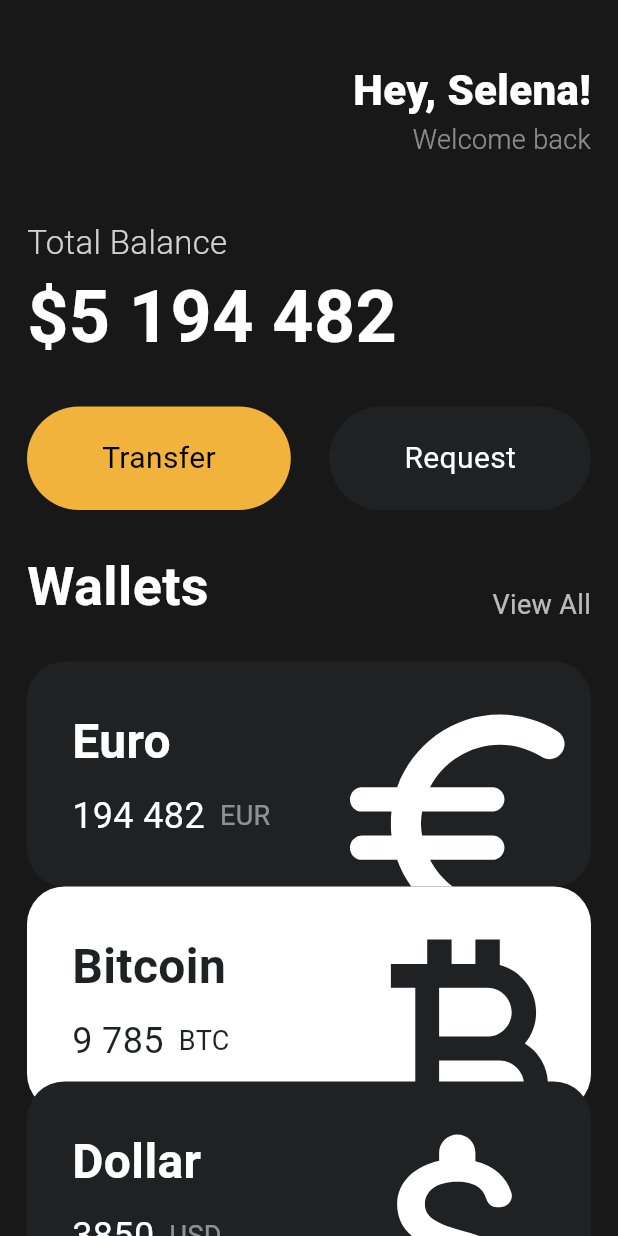
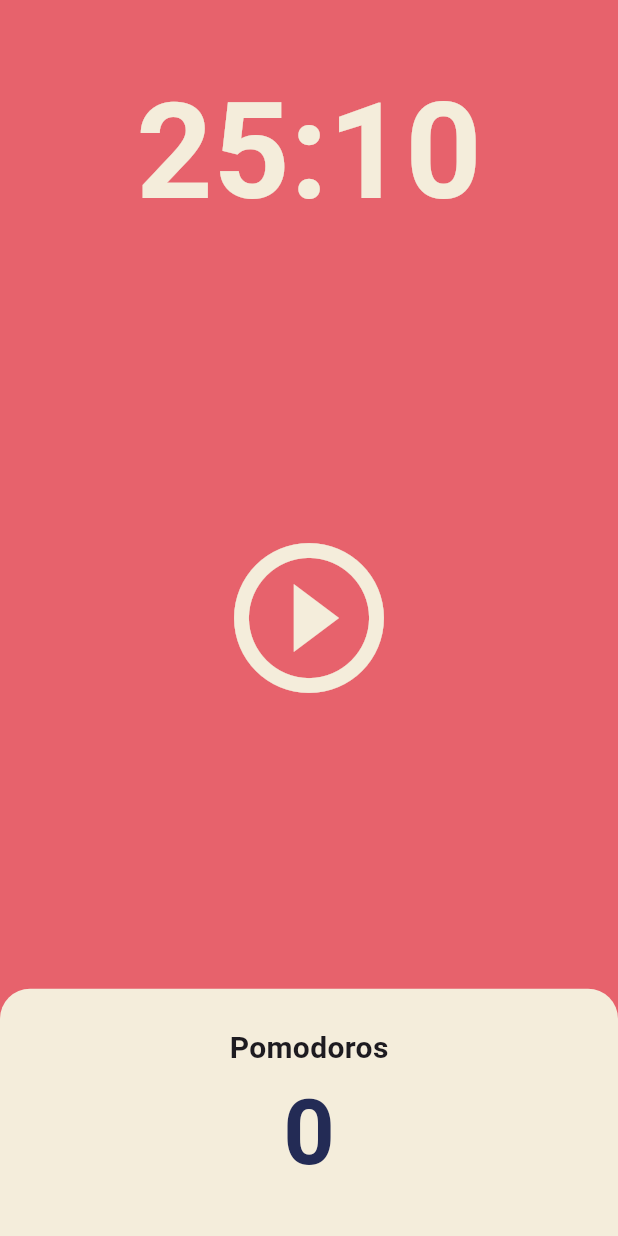
Before and after one commit to chorock-rock/FlutterUiUxLearn, a Flutter app: the screen it shows after launch, on a phone screen of 412 x 824 dp. Run offline on Flutter 3.47's test engine with Material 3 defaults, Android fonts, the phone set to English and light mode, and no system bars.

Commit message:
Pomodoro 앱 완성

```diff
--- a/lib/main.dart
+++ b/lib/main.dart
@@ -1,6 +1,5 @@
 import 'package:flutter/material.dart';
-import 'package:toonflix/widgets/button.dart';
-import 'package:toonflix/widgets/currency_card.dart';
+import 'package:toonflix/screens/home_screen.dart';
 
 void main() {
   runApp(App());
@@ -12,141 +11,16 @@ class App extends StatelessWidget {
   @override
   Widget build(BuildContext context) {
     return MaterialApp(
-      home: Scaffold(
-        backgroundColor: Color(0xFF181818),
-        body: SingleChildScrollView(
-          child: Padding(
-            padding: EdgeInsets.symmetric(
-              horizontal: 18,
-            ),
-            child: Column(
-              crossAxisAlignment: CrossAxisAlignment.start,
-              children: [
-                SizedBox(
-                  height: 40,
-                ), // SizedBox
-                Row(
-                  mainAxisAlignment: MainAxisAlignment.end,
-                  children: [
-                    Column(
-                      crossAxisAlignment: CrossAxisAlignment.end,
-                      children: [
-                        Text(
-                          'Hey, Selena!',
-                          style: TextStyle(
-                            color: Colors.white,
-                            fontSize: 28,
-                            fontWeight: FontWeight.w800,
-                          ),
-                        ),
-                        Text(
-                          'Welcome back',
-                          style: TextStyle(
-                            color: Colors.white.withValues(alpha: 0.5),
-                            fontSize: 18,
-                            fontWeight: FontWeight.w300,
-                          ),
-                        ),
-                      ],
-                    ),
-                  ], // Row Children
-                ), // Row
-                SizedBox(
-                  height: 40,
-                ), // SizedBox
-                Text(
-                  'Total Balance',
-                  style: TextStyle(
-                    color: Colors.white.withValues(alpha: 0.8),
-                    fontSize: 22,
-                    fontWeight: FontWeight.w300,
-                  ),
-                ),
-                SizedBox(
-                  height: 0,
-                ), // SizedBox
-                Text(
-                  '\$5 194 482',
-                  style: TextStyle(
-                    color: Colors.white,
-                    fontSize: 48,
-                    fontWeight: FontWeight.w600,
-                  ),
-                ),
-                SizedBox(
-                  height: 25,
-                ), // SizedBox`
-                Row(
-                  mainAxisAlignment: MainAxisAlignment.spaceBetween,
-                  children: [
-                    Button(
-                      text: 'Transfer',
-                      bgColor: Color(0xFFF1B33B),
-                      textColor: Colors.black,
-                    ),
-                    Button(
-                      text: 'Request',
-                      bgColor: Color(0xFF1F2123),
-                      textColor: Colors.white,
-                    ),
-                  ],
-                ),
-                SizedBox(
-                  height: 25,
-                ), // SizedBox
-                Row(
-                  mainAxisAlignment: MainAxisAlignment.spaceBetween,
-                  crossAxisAlignment: CrossAxisAlignment.end,
-                  children: [
-                    Text(
-                      'Wallets',
-                      style: TextStyle(
-                        color: Colors.white,
-                        fontSize: 36,
-                        fontWeight: FontWeight.w600,
-                      ),
-                    ),
-                    Text(
-                      'View All',
-                      style: TextStyle(
-                        color: Colors.white.withValues(alpha: 0.7),
-                        fontSize: 18,
-                      ),
-                    ),
-                  ],
-                ),
-                SizedBox(
-                  height: 25,
-                ), // SizedBox
-                CurrencyCard(
-                  name: "Euro",
-                  code: "EUR",
-                  amount: "194 482",
-                  icon: Icons.euro_rounded,
-                  isInvested: false,
-                  currentOffset: Offset(0, 0),
-                ),
-                CurrencyCard(
-                  name: "Bitcoin",
-                  code: "BTC",
-                  amount: "9 785",
-                  icon: Icons.currency_bitcoin,
-                  isInvested: true,
-                  currentOffset: Offset(0, 0),
-                ),
-                CurrencyCard(
-                  name: "Dollar",
-                  code: "USD",
-                  amount: "3850",
-                  icon: Icons.attach_money_rounded,
-                  isInvested: false,
-                  currentOffset: Offset(0, -20),
-                ),
-              ],
-            ),
+      theme: ThemeData(
+        scaffoldBackgroundColor: Color(0xffE7626C),
+        textTheme: const TextTheme(
+          headlineLarge: TextStyle(
+            color: Color(0xff232B55),
           ),
         ),
-      ), // Scaffold
-    ); // MaterialApp
+        cardColor: const Color(0xffF4EDDB),
+      ),
+      home: const HomeScreen(),
+    );
   }
 }
--- /dev/null
+++ b/lib/screens/home_screen.dart
@@ -0,0 +1,153 @@
+import 'dart:async';
+
+import 'package:flutter/material.dart';
+
+class HomeScreen extends StatefulWidget {
+  const HomeScreen({super.key});
+  @override
+  State<HomeScreen> createState() => _HomeScreenState();
+}
+
+class _HomeScreenState extends State<HomeScreen> {
+  static const twentyFiveMinutes = 1510;
+  int totalSeconds = twentyFiveMinutes;
+  bool isRunning = false;
+  int totalPomodoros = 0;
+  late Timer timer;
+
+  void onTick(Timer timer) {
+    if (totalSeconds == 0) {
+      setState(() {
+        totalPomodoros = totalPomodoros + 1;
+        isRunning = false;
+        totalSeconds = twentyFiveMinutes;
+      });
+      timer.cancel();
+    } else {
+      setState(() {
+        totalSeconds = totalSeconds - 1;
+      });
+    }
+  }
+
+  String format(int seconds) {
+    var duration = Duration(seconds: seconds);
+    return duration.toString().split(".").first.substring(2, 7);
+  }
+
+  void onStartPressed() {
+    timer = Timer.periodic(
+      const Duration(seconds: 1),
+      onTick,
+    );
+    setState(() {
+      isRunning = true;
+    });
+  }
+
+  void onStopPressed() {
+    timer.cancel();
+    setState(() {
+      isRunning = false;
+    });
+  }
+
+  void onAllStopPressed() {
+    timer.cancel();
+    setState(() {
+      isRunning = false;
+      totalSeconds = twentyFiveMinutes;
+    });
+  }
+
+  @override
+  Widget build(BuildContext context) {
+    return Scaffold(
+      backgroundColor: Theme.of(context).scaffoldBackgroundColor,
+      body: Column(
+        children: [
+          Flexible(
+            flex: 1,
+            child: Container(
+              alignment: Alignment.bottomCenter,
+              child: Text(
+                format(totalSeconds),
+                style: TextStyle(
+                  color: Theme.of(context).cardColor,
+                  fontSize: 89,
+                  fontWeight: FontWeight.w600,
+                ),
+              ),
+            ),
+          ),
+          Expanded(
+            flex: 3,
+            child: Row(
+              mainAxisAlignment: MainAxisAlignment.center,
+              children: [
+                IconButton(
+                  iconSize: 120,
+                  color: Theme.of(context).cardColor,
+                  onPressed: isRunning ? onStopPressed : onStartPressed,
+                  icon: isRunning
+                      ? const Icon(Icons.pause_circle_outline)
+                      : const Icon(Icons.play_circle_outline),
+                ),
+                if (isRunning)
+                  IconButton(
+                    iconSize: 120,
+                    color: Theme.of(context).cardColor,
+                    onPressed: onAllStopPressed,
+                    icon: const Icon(Icons.stop_circle_outlined),
+                  ),
+              ],
+            ),
+          ),
+          Flexible(
+            flex: 1,
+            child: Row(
+              children: [
+                Expanded(
+                  child: Container(
+                    decoration: BoxDecoration(
+                      color: Theme.of(context).cardColor,
+                      borderRadius: BorderRadius.only(
+                        topRight: Radius.circular(20),
+                        topLeft: Radius.circular(20),
+                      ),
+                    ),
+                    child: Column(
+                      mainAxisAlignment: MainAxisAlignment.center,
+                      children: [
+                        Text(
+                          'Pomodoros',
+                          style: TextStyle(
+                            fontSize: 20,
+                            fontWeight: FontWeight.w600,
+                            color:
+                                Theme.of(context).textTheme.displayLarge!.color,
+                          ),
+                        ),
+                        Text(
+                          '$totalPomodoros',
+                          style: TextStyle(
+                            fontSize: 60,
+                            fontWeight: FontWeight.w600,
+                            color: Theme.of(context)
+                                .textTheme
+                                .headlineLarge!
+                                .color,
+                          ),
+                        ),
+                      ],
+                    ),
+                  ),
+                ),
+              ],
+            ),
+          )
+        ],
+      ),
+    );
+  }
+}
```
